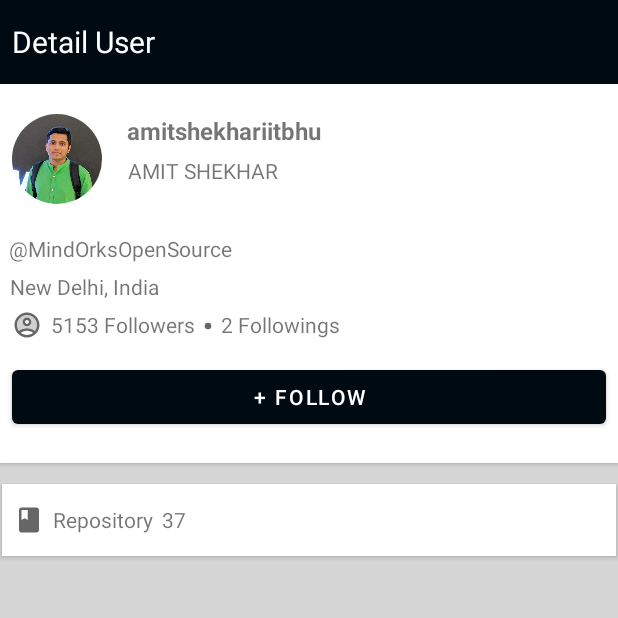
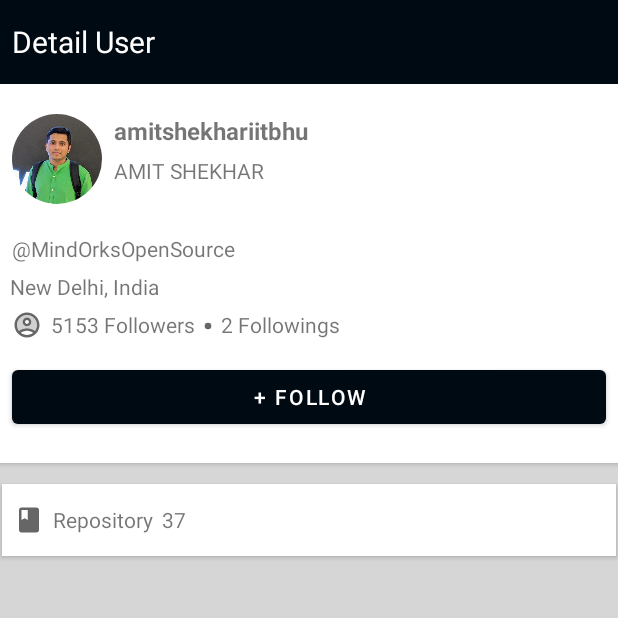
Before and after one commit to masuyamaster/Dicoding_MySubmission1, an Android app: the screen it shows after launch (UserProfileActivity), after a tap on "AMIT SHEKHAR", on a phone screen of 412 x 824 dp, the top half of it. Run offline under Robolectric (Android 15) with nearby library versions, the phone set to English and light mode, and no system bars.

Commit message:
Update activity_user_profile.xml

```diff
--- a/app/src/main/res/layout/activity_user_profile.xml
+++ b/app/src/main/res/layout/activity_user_profile.xml
@@ -55,12 +55,13 @@
             android:id="@+id/username"
             android:layout_width="wrap_content"
             android:layout_height="wrap_content"
+            android:layout_marginStart="8dp"
             android:layout_marginTop="20dp"
             android:text="@string/user_name"
             android:textSize="16sp"
             android:textStyle="bold"
             app:layout_constraintEnd_toEndOf="parent"
-            app:layout_constraintHorizontal_bias="0.077"
+            app:layout_constraintHorizontal_bias="0.0"
             app:layout_constraintStart_toEndOf="@+id/iv_avatar"
             app:layout_constraintTop_toTopOf="parent" />
 
@@ -68,11 +69,12 @@
             android:id="@+id/fullname"
             android:layout_width="wrap_content"
             android:layout_height="wrap_content"
+            android:layout_marginStart="8dp"
             android:layout_marginTop="6dp"
             android:text="@string/full_name"
             android:textSize="14sp"
             app:layout_constraintEnd_toEndOf="parent"
-            app:layout_constraintHorizontal_bias="0.071"
+            app:layout_constraintHorizontal_bias="0.0"
             app:layout_constraintStart_toEndOf="@+id/iv_avatar"
             app:layout_constraintTop_toBottomOf="@+id/username" />
 
@@ -80,10 +82,11 @@
             android:id="@+id/company"
             android:layout_width="wrap_content"
             android:layout_height="wrap_content"
+            android:layout_marginStart="8dp"
             android:layout_marginTop="20dp"
             android:text="@string/company"
             app:layout_constraintEnd_toEndOf="parent"
-            app:layout_constraintHorizontal_bias="0.022"
+            app:layout_constraintHorizontal_bias="0.0"
             app:layout_constraintStart_toStartOf="parent"
             app:layout_constraintTop_toBottomOf="@+id/iv_avatar" />
 
@@ -173,11 +176,11 @@
             android:layout_marginStart="8dp"
             android:layout_marginTop="14dp"
             android:layout_marginBottom="14dp"
+            android:contentDescription="@string/todo"
             app:layout_constraintBottom_toBottomOf="parent"
             app:layout_constraintStart_toStartOf="parent"
             app:layout_constraintTop_toTopOf="parent"
-            app:srcCompat="@drawable/ic_baseline_book_24"
-            android:contentDescription="@string/todo" />
+            app:srcCompat="@drawable/ic_baseline_book_24" />
 
         <TextView
             android:id="@+id/textView9"
```
